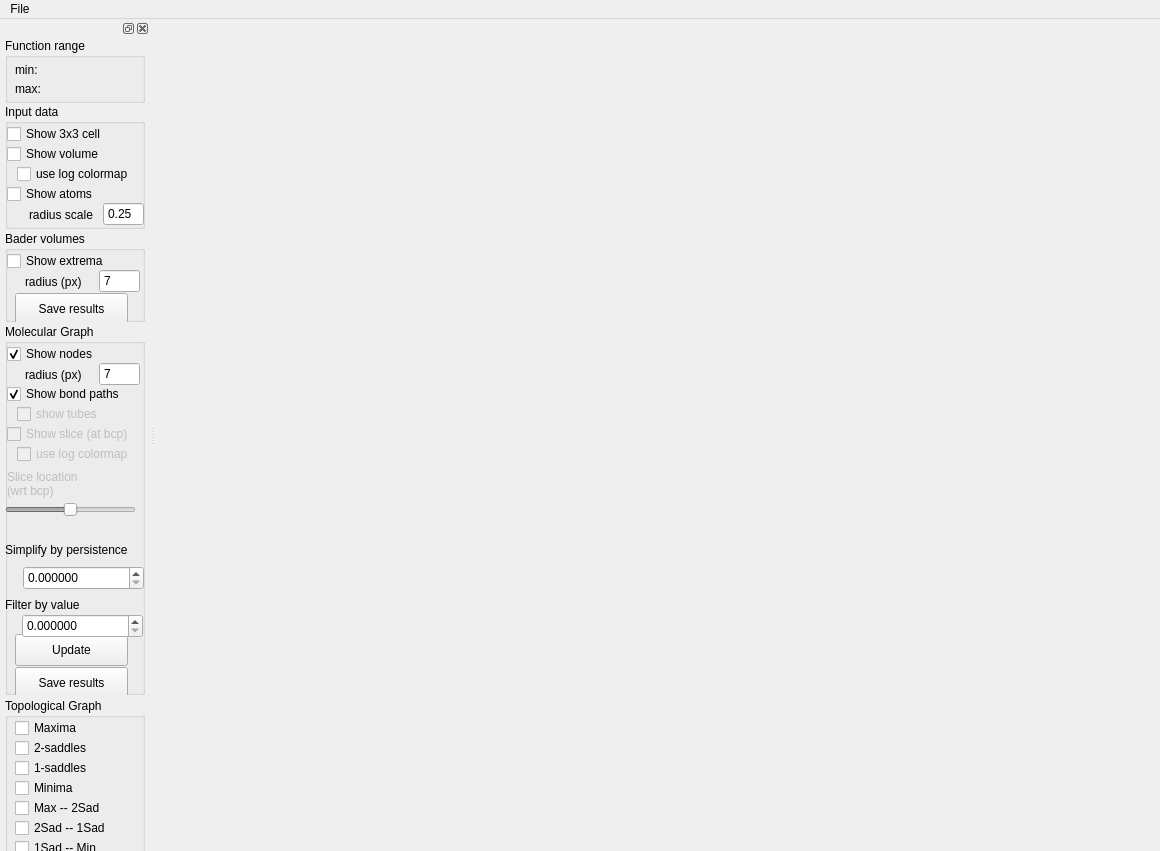
The window that topoms-ui/include/TopoMSUI.ui (LLNL/TopoMS) describes before a commit, drawn with Qt 5.
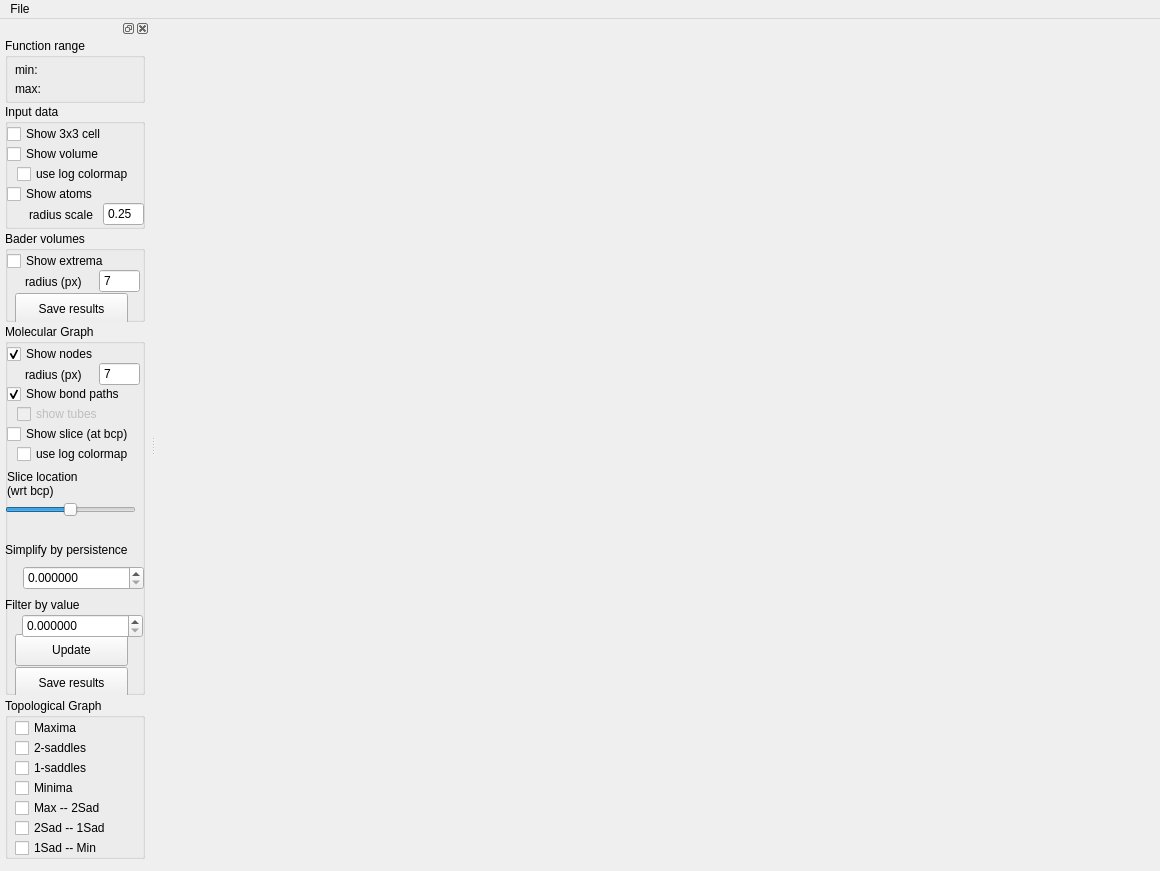
The same window after the commit.

What changed in the file:
```diff
--- a/topoms-ui/include/TopoMSUI.ui
+++ b/topoms-ui/include/TopoMSUI.ui
@@ -10,7 +10,7 @@
     <x>0</x>
     <y>0</y>
     <width>1160</width>
-    <height>851</height>
+    <height>871</height>
    </rect>
   </property>
   <property name="sizePolicy">
@@ -356,7 +356,7 @@
      </widget>
      <widget class="QCheckBox" name="cb_slicelog">
       <property name="enabled">
-       <bool>false</bool>
+       <bool>true</bool>
       </property>
       <property name="geometry">
        <rect>
@@ -375,7 +375,7 @@
      </widget>
      <widget class="QCheckBox" name="cb_saddleSlice">
       <property name="enabled">
-       <bool>false</bool>
+       <bool>true</bool>
       </property>
       <property name="geometry">
        <rect>
@@ -394,7 +394,7 @@
      </widget>
      <widget class="QLabel" name="label_minval_4">
       <property name="enabled">
-       <bool>false</bool>
+       <bool>true</bool>
       </property>
       <property name="geometry">
        <rect>
@@ -413,7 +413,7 @@
      </widget>
      <widget class="QSlider" name="sslider">
       <property name="enabled">
-       <bool>false</bool>
+       <bool>true</bool>
       </property>
       <property name="geometry">
        <rect>
```
